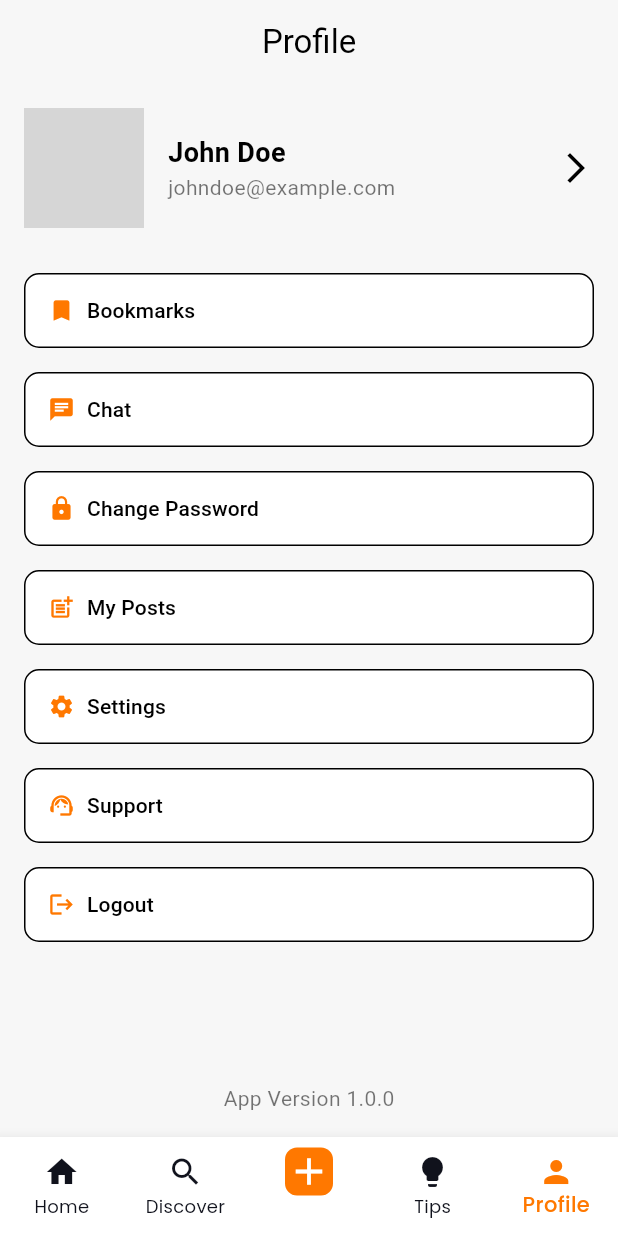
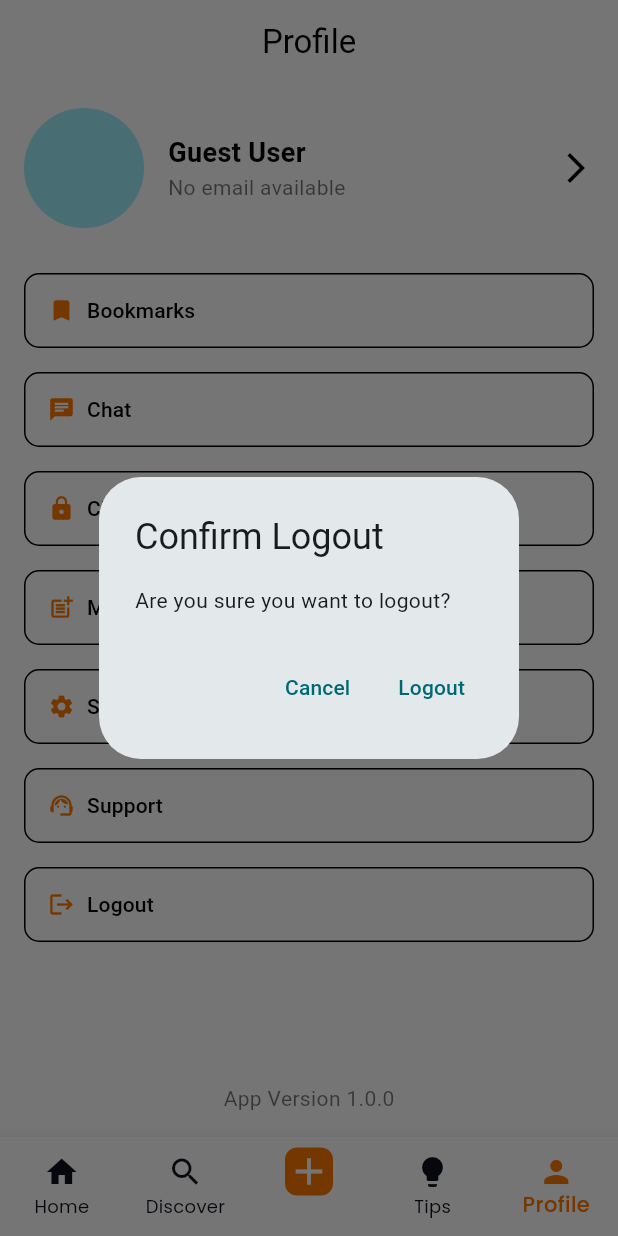
Before and after one commit to mrmuslih-matmsh/Exploreo, a Flutter app: the screen it shows after launch, item 5 of the bottom bar chosen, after a tap on "Logout", on a phone screen of 412 x 824 dp. Run offline on Flutter 3.47's test engine with Material 3 defaults, Android fonts, the phone set to English and light mode, and no system bars; our stand-ins replace cloud_firestore, firebase_auth, firebase_core, flutter_gemini, image_picker; accounts and stored records are empty; network calls fail; grey boxes are pictures that could not be loaded.

Commit message:
update profile screen

```diff
--- a/lib/Screens/profile.dart
+++ b/lib/Screens/profile.dart
@@ -1,7 +1,9 @@
+import 'package:cloud_firestore/cloud_firestore.dart';
 import 'package:exploreo/Screens/bookmarks_screen.dart';
 import 'package:exploreo/Screens/chat_screen.dart';
+import 'package:firebase_auth/firebase_auth.dart';
+import 'package:flutter/material.dart';
 import 'package:exploreo/Screens/edit_profile_screen.dart';
-import 'package:flutter/material.dart';
 import 'package:exploreo/Components/color.dart';
 
 class ProfileScreen extends StatefulWidget {
@@ -12,27 +14,104 @@ class ProfileScreen extends StatefulWidget {
 }
 
 class _ProfileScreenState extends State<ProfileScreen> {
+  final FirebaseAuth _auth = FirebaseAuth.instance;
+  final FirebaseFirestore _firestore = FirebaseFirestore.instance;
+
+  String? userName;
+  String? userEmail;
+  String? profileImage;
+
+  @override
+  void initState() {
+    super.initState();
+    _loadUserData();
+  }
+
+  Future<void> _loadUserData() async {
+    try {
+      final User? user = _auth.currentUser;
+      if (user != null) {
+        final DocumentSnapshot userDoc =
+            await _firestore.collection('users').doc(user.uid).get();
+
+        setState(() {
+          final data = userDoc.data() as Map<String, dynamic>?;
+          userName = data?['name'] ?? 'Guest User';
+          userEmail = data?['email'] ?? 'No email available';
+          profileImage = data?['profileImage'] ??
+              'https://via.placeholder.com/150'; // Default image
+        });
+      } else {
+        setState(() {
+          userName = 'Guest User';
+          userEmail = 'No email available';
+          profileImage = 'https://via.placeholder.com/150'; // Default image
+        });
+      }
+    } catch (e) {
+      print('Error loading user data: $e');
+      setState(() {
+        userName = 'Error';
+        userEmail = 'Error loading email';
+        profileImage = 'https://via.placeholder.com/150'; // Default image
+      });
+    }
+  }
+
+  Future<void> _logout() async {
+    final bool? confirmLogout = await showDialog<bool>(
+      context: context,
+      builder: (context) => AlertDialog(
+        title: const Text('Confirm Logout'),
+        content: const Text('Are you sure you want to logout?'),
+        actions: [
+          TextButton(
+            onPressed: () => Navigator.of(context).pop(false),
+            child: const Text('Cancel'),
+          ),
+          TextButton(
+            onPressed: () => Navigator.of(context).pop(true),
+            child: const Text('Logout'),
+          ),
+        ],
+      ),
+    );
+
+    if (confirmLogout == true) {
+      try {
+        await _auth.signOut();
+        Navigator.pushReplacementNamed(
+            context, '/login'); // Redirect to login screen
+      } catch (e) {
+        print('Error during logout: $e');
+      }
+    }
+  }
+
   @override
   Widget build(BuildContext context) {
     return Scaffold(
-      backgroundColor: primaryColor, // Background set to white
+      backgroundColor: Colors.white,
       appBar: AppBar(
         title: const Text('Profile', style: TextStyle(color: Colors.black)),
         centerTitle: true,
-        backgroundColor: primaryColor,
+        backgroundColor: Colors.white,
         elevation: 0,
-        iconTheme:
-            const IconThemeData(color: Colors.black), // AppBar icons black
+        iconTheme: const IconThemeData(color: Colors.black),
       ),
       body: Padding(
         padding: const EdgeInsets.all(16.0),
-        child: Column(
+        child: userName == null
+            ? const Center(
+                child: CircularProgressIndicator(
+                  valueColor: AlwaysStoppedAnimation<Color>(secondaryColor),
+                ),
+              )
+            : Column(
                 crossAxisAlignment: CrossAxisAlignment.start,
                 children: [
-            // User Information Row
                   GestureDetector(
                     onTap: () {
-                // Navigate to Edit Profile Screen
                       Navigator.push(
                         context,
                         MaterialPageRoute(
@@ -40,36 +119,34 @@ class _ProfileScreenState extends State<ProfileScreen> {
                         ),
                       );
                     },
-              child: const Row(
+                    child: Row(
                       children: [
                         CircleAvatar(
                           radius: 40,
-                    backgroundImage: NetworkImage(
-                      'https://via.placeholder.com/150', // Replace with user's image URL
+                          backgroundImage: NetworkImage(profileImage!),
                         ),
-                  ),
-                  SizedBox(width: 16),
+                        const SizedBox(width: 16),
                         Expanded(
                           child: Column(
                             crossAxisAlignment: CrossAxisAlignment.start,
                             children: [
                               Text(
-                          'John Doe',
-                          style: TextStyle(
+                                userName!,
+                                style: const TextStyle(
                                   fontSize: 18,
                                   fontWeight: FontWeight.bold,
-                            color: Colors.black, // Text color black
+                                  color: Colors.black,
                                 ),
                               ),
                               Text(
-                          'johndoe@example.com',
-                          style:
-                              TextStyle(color: Colors.black54), // Subtle black
+                                userEmail!,
+                                style: const TextStyle(color: Colors.black54),
                               ),
                             ],
                           ),
                         ),
-                  Icon(Icons.arrow_forward_ios, color: Colors.black),
+                        const Icon(Icons.arrow_forward_ios,
+                            color: Colors.black),
                       ],
                     ),
                   ),
@@ -133,9 +210,7 @@ class _ProfileScreenState extends State<ProfileScreen> {
                         _buildProfileButton(
                           icon: Icons.logout,
                           label: 'Logout',
-                    onPressed: () {
-                      // Logout action
-                    },
+                          onPressed: _logout,
                         ),
                       ],
                     ),
--- a/pubspec.yaml
+++ b/pubspec.yaml
@@ -28,6 +28,7 @@ dependencies:
   flutter_gemini: ^3.0.0
   firebase_core: ^3.9.0
   cloud_firestore: ^5.6.0
+  firebase_auth: ^5.3.4
 
 dev_dependencies:
   flutter_test:
```
Also changed, not shown: pubspec.lock. Lines whose indentation alone changed are shown as unchanged.
